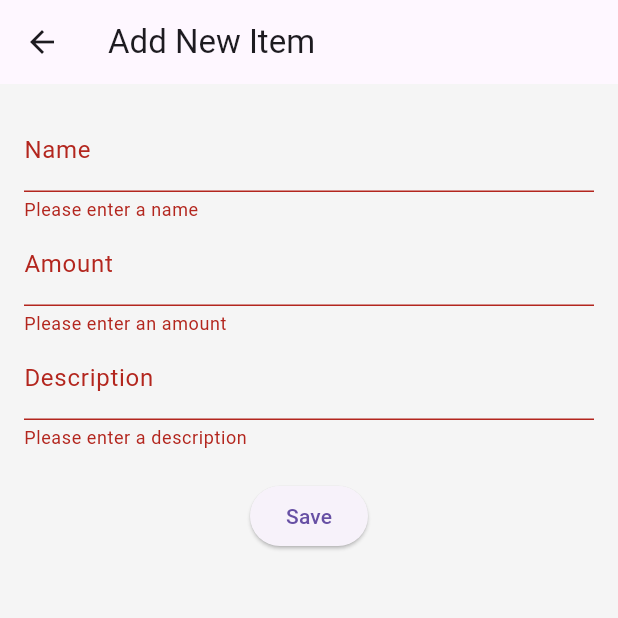
After one commit to geordievannese/GeorShopMobile, a Flutter app: the AddItemPage screen opened directly, after a tap on "Save", on a phone screen of 412 x 824 dp, the top half of it. The commit adds this screen. Run offline on Flutter 3.47's test engine with Material 3 defaults, Android fonts, the light colour scheme and no system bars.

Commit message:
Assignment 8 Refactoring

```diff
--- a/lib/main.dart
+++ b/lib/main.dart
@@ -1,5 +1,5 @@
 import 'package:flutter/material.dart';
-import 'add_item_page.dart';
+import 'screens/add_item_page.dart';
 
 void main() {
   runApp(const MyApp());
@@ -135,12 +135,12 @@ class CustomButton extends StatelessWidget {
   final VoidCallback onPressed;
 
   const CustomButton({
-    Key? key,
+    super.key,
     required this.color,
     required this.icon,
     required this.label,
     required this.onPressed,
-  }) : super(key: key);
+  });
 
   @override
   Widget build(BuildContext context) {
--- /dev/null
+++ b/lib/screens/add_item_page.dart
@@ -0,0 +1,54 @@
+import 'package:flutter/material.dart';
+import 'package:georshop/widgets/add_item_form.dart';
+
+
+class AddItemPage extends StatefulWidget {
+  @override
+  _AddItemPageState createState() => _AddItemPageState();
+}
+
+class _AddItemPageState extends State<AddItemPage> {
+  final _formKey = GlobalKey<FormState>();
+  String _name = '';
+  int _amount = 0;
+  String _description = '';
+
+  void _saveItem() {
+    if (_formKey.currentState!.validate()) {
+      _formKey.currentState!.save();
+      showDialog(
+        context: context,
+        builder: (context) => AlertDialog(
+          title: const Text('Item Added'),
+          content: Text(
+              'Name: $_name\nAmount: $_amount\nDescription: $_description'),
+          actions: [
+            TextButton(
+              onPressed: () => Navigator.pop(context),
+              child: const Text('OK'),
+            ),
+          ],
+        ),
+      );
+    }
+  }
+
+  @override
+  Widget build(BuildContext context) {
+    return Scaffold(
+      appBar: AppBar(
+        title: const Text('Add New Item'),
+      ),
+      body: Padding(
+        padding: const EdgeInsets.all(16.0),
+        child: AddItemForm(
+          formKey: _formKey,
+          onNameSaved: (value) => _name = value,
+          onAmountSaved: (value) => _amount = value,
+          onDescriptionSaved: (value) => _description = value,
+          onSubmit: _saveItem,
+        ),
+      ),
+    );
+  }
+}
--- /dev/null
+++ b/lib/widgets/add_item_form.dart
@@ -0,0 +1,74 @@
+import 'package:flutter/material.dart';
+
+class AddItemForm extends StatelessWidget {
+  final GlobalKey<FormState> formKey;
+  final void Function(String) onNameSaved;
+  final void Function(int) onAmountSaved;
+  final void Function(String) onDescriptionSaved;
+  final VoidCallback onSubmit;
+
+  const AddItemForm({
+    required this.formKey,
+    required this.onNameSaved,
+    required this.onAmountSaved,
+    required this.onDescriptionSaved,
+    required this.onSubmit,
+  });
+
+  @override
+  Widget build(BuildContext context) {
+    return Form(
+      key: formKey,
+      child: Column(
+        children: [
+          TextFormField(
+            decoration: const InputDecoration(labelText: 'Name'),
+            validator: (value) {
+              if (value == null || value.isEmpty) {
+                return 'Please enter a name';
+              }
+              if (value.length < 3) {
+                return 'Name should be at least 3 characters';
+              }
+              return null;
+            },
+            onSaved: (value) => onNameSaved(value!),
+          ),
+          TextFormField(
+            decoration: const InputDecoration(labelText: 'Amount'),
+            keyboardType: TextInputType.number,
+            validator: (value) {
+              if (value == null || value.isEmpty) {
+                return 'Please enter an amount';
+              }
+              final intValue = int.tryParse(value);
+              if (intValue == null || intValue <= 0) {
+                return 'Please enter a positive integer';
+              }
+              return null;
+            },
+            onSaved: (value) => onAmountSaved(int.parse(value!)),
+          ),
+          TextFormField(
+            decoration: const InputDecoration(labelText: 'Description'),
+            validator: (value) {
+              if (value == null || value.isEmpty) {
+                return 'Please enter a description';
+              }
+              if (value.length > 100) {
+                return 'Description should be less than 100 characters';
+              }
+              return null;
+            },
+            onSaved: (value) => onDescriptionSaved(value!),
+          ),
+          const SizedBox(height: 20),
+          ElevatedButton(
+            onPressed: onSubmit,
+            child: const Text('Save'),
+          ),
+        ],
+      ),
+    );
+  }
+}
```
Also changed, not shown: lib/add_item_page.dart (deleted, +0 -96 lines).
